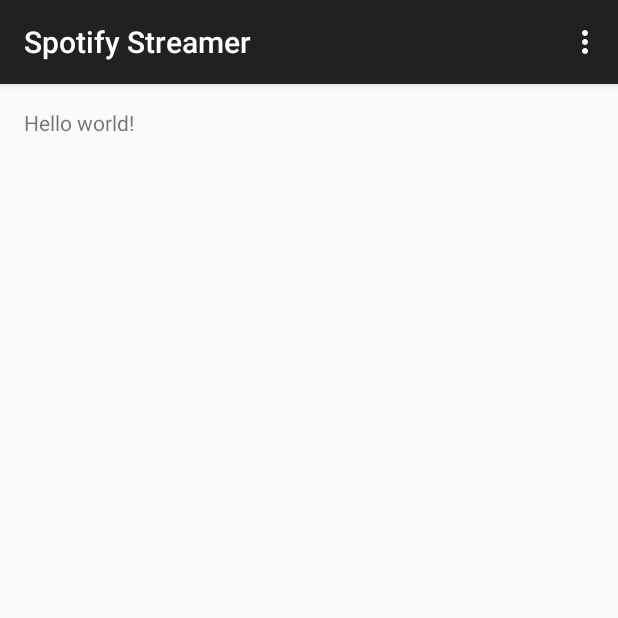
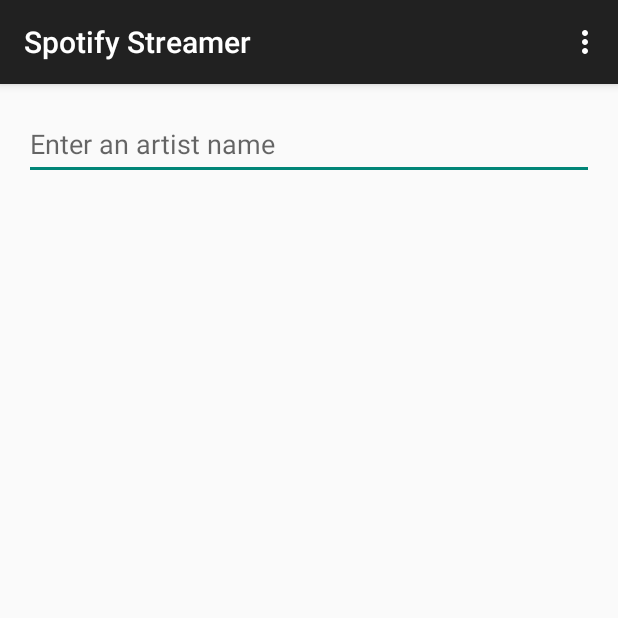
Before and after one commit to jrreed/spotify_streamer, an Android app: the screen it shows after launch (ArtistSearchActivity), on a phone screen of 412 x 824 dp, the top half of it. Run offline under Robolectric (Android 15) with nearby library versions, the phone set to English and light mode, and no system bars.

Commit message:
Creating layout for ArtistSearchFragment. Hooking up search EditText to display a test Toast when the actionSearch imeOption is clicked.

```diff
--- a/app/src/main/java/com/plainjimbo/spotifystreamer/ArtistSearchActivity.java
+++ b/app/src/main/java/com/plainjimbo/spotifystreamer/ArtistSearchActivity.java
@@ -1,12 +1,12 @@
 package com.plainjimbo.spotifystreamer;
 
-import android.support.v7.app.ActionBarActivity;
 import android.os.Bundle;
+import android.support.v7.app.AppCompatActivity;
 import android.view.Menu;
 import android.view.MenuItem;
 
 
-public class ArtistSearchActivity extends ActionBarActivity {
+public class ArtistSearchActivity extends AppCompatActivity {
 
     @Override
     protected void onCreate(Bundle savedInstanceState) {
--- a/app/src/main/java/com/plainjimbo/spotifystreamer/ArtistSearchActivityFragment.java
+++ /dev/null
@@ -1,23 +0,0 @@
-package com.plainjimbo.spotifystreamer;
-
-import android.support.v4.app.Fragment;
-import android.os.Bundle;
-import android.view.LayoutInflater;
-import android.view.View;
-import android.view.ViewGroup;
-
-
-/**
- * A placeholder fragment containing a simple view.
- */
-public class ArtistSearchActivityFragment extends Fragment {
-
-    public ArtistSearchActivityFragment() {
-    }
-
-    @Override
-    public View onCreateView(LayoutInflater inflater, ViewGroup container,
-                             Bundle savedInstanceState) {
-        return inflater.inflate(R.layout.fragment_artist_search, container, false);
-    }
-}
--- /dev/null
+++ b/app/src/main/java/com/plainjimbo/spotifystreamer/ArtistSearchFragment.java
@@ -0,0 +1,48 @@
+package com.plainjimbo.spotifystreamer;
+
+import android.os.Bundle;
+import android.support.v4.app.Fragment;
+import android.view.KeyEvent;
+import android.view.LayoutInflater;
+import android.view.View;
+import android.view.ViewGroup;
+import android.view.inputmethod.EditorInfo;
+import android.widget.EditText;
+import android.widget.TextView;
+import android.widget.Toast;
+
+
+/**
+ * A placeholder fragment containing a simple view.
+ */
+public class ArtistSearchFragment extends Fragment {
+
+    public ArtistSearchFragment() {
+    }
+
+    @Override
+    public View onCreateView(LayoutInflater inflater, ViewGroup container,
+                             Bundle savedInstanceState) {
+        View rootView = inflater.inflate(R.layout.fragment_artist_search, container, false);
+        initSearchField(rootView);
+        return rootView;
+    }
+
+    private void initSearchField(View rootView) {
+        EditText searchField = (EditText)rootView.findViewById(R.id.artist_search_edit_text);
+        searchField.setOnEditorActionListener(new TextView.OnEditorActionListener() {
+            public boolean onEditorAction(TextView view, int action, KeyEvent event) {
+                boolean handled = false;
+                if (action == EditorInfo.IME_ACTION_SEARCH) {
+                    makeToast("Searching for: " + view.getText());
+                    handled = true;
+                }
+                return handled;
+            }
+        });
+    }
+
+    private void makeToast(String text) {
+        Toast.makeText(getActivity(), text, Toast.LENGTH_SHORT).show();
+    }
+}
--- a/app/src/main/res/layout/activity_artist_search.xml
+++ b/app/src/main/res/layout/activity_artist_search.xml
@@ -1,6 +1,7 @@
 <fragment xmlns:android="http://schemas.android.com/apk/res/android"
     xmlns:tools="http://schemas.android.com/tools"
-    android:name="com.plainjimbo.spotifystreamer.ArtistSearchActivityFragment"
+    android:id="@+id/artist_search_fragment"
+    android:name="com.plainjimbo.spotifystreamer.ArtistSearchFragment"
     android:layout_width="match_parent"
     android:layout_height="match_parent"
     tools:layout="@layout/fragment_artist_search" />
--- a/app/src/main/res/layout/fragment_artist_search.xml
+++ b/app/src/main/res/layout/fragment_artist_search.xml
@@ -1,16 +1,26 @@
-<RelativeLayout xmlns:android="http://schemas.android.com/apk/res/android"
+<LinearLayout xmlns:android="http://schemas.android.com/apk/res/android"
     xmlns:tools="http://schemas.android.com/tools"
     android:layout_width="match_parent"
     android:layout_height="match_parent"
+    android:orientation="vertical"
     android:paddingBottom="@dimen/activity_vertical_margin"
     android:paddingLeft="@dimen/activity_horizontal_margin"
     android:paddingRight="@dimen/activity_horizontal_margin"
     android:paddingTop="@dimen/activity_vertical_margin"
-    tools:context=".ArtistSearchActivityFragment">
+    tools:context=".ArtistSearchFragment">
 
-    <TextView
-        android:layout_width="wrap_content"
+    <EditText
+        android:id="@+id/artist_search_edit_text"
+        android:layout_width="match_parent"
         android:layout_height="wrap_content"
-        android:text="@string/hello_world" />
+        android:hint="@string/hint_artist_search"
+        android:imeOptions="actionSearch"
+        android:inputType="text"
+        android:minHeight="@dimen/edit_text_min_height" />
 
-</RelativeLayout>
+    <ListView
+        android:id="@+id/artist_search_list_view"
+        android:layout_width="match_parent"
+        android:layout_height="match_parent" />
+
+</LinearLayout>
--- a/app/src/main/res/values/dimens.xml
+++ b/app/src/main/res/values/dimens.xml
@@ -2,4 +2,5 @@
     <!-- Default screen margins, per the Android Design guidelines. -->
     <dimen name="activity_horizontal_margin">16dp</dimen>
     <dimen name="activity_vertical_margin">16dp</dimen>
+    <dimen name="edit_text_min_height">48dp</dimen>
 </resources>
--- a/app/src/main/res/values/strings.xml
+++ b/app/src/main/res/values/strings.xml
@@ -1,5 +1,5 @@
 <resources>
     <string name="app_name">Spotify Streamer</string>
-    <string name="hello_world">Hello world!</string>
+    <string name="hint_artist_search">Enter an artist name</string>
     <string name="action_settings">Settings</string>
 </resources>
```
Also changed, not shown: 1 other file.
